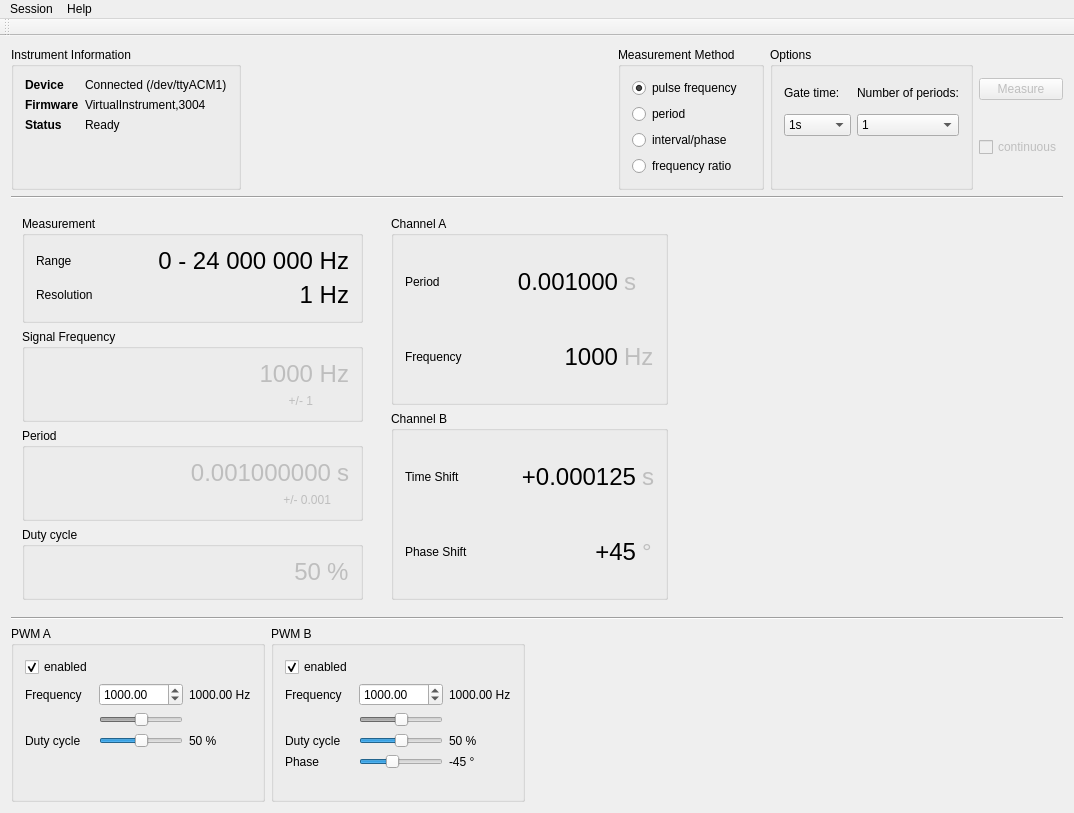
This is gui/mainwindow.ui in mcejp/virtual-counter as Qt 5 draws it before an edit. The edited form follows.
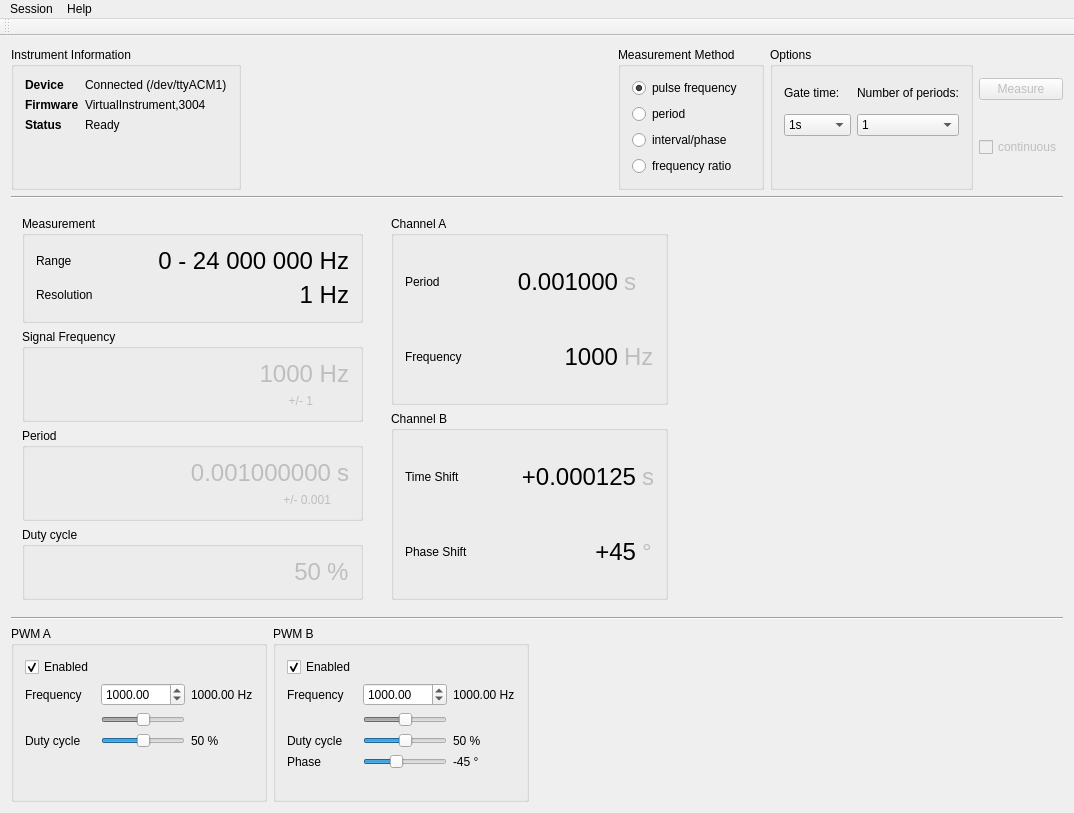
This is the edited form. Custom widgets are drawn as their Qt base class.

Patch:
```diff
--- a/gui/mainwindow.ui
+++ b/gui/mainwindow.ui
@@ -723,7 +723,7 @@
            <item row="0" column="0">
             <widget class="QCheckBox" name="pwmAEnabled">
              <property name="text">
-              <string>enabled</string>
+              <string>Enabled</string>
              </property>
              <property name="checked">
               <bool>true</bool>
@@ -893,7 +893,7 @@
            <item row="0" column="0">
             <widget class="QCheckBox" name="pwmBEnabled">
              <property name="text">
-              <string>enabled</string>
+              <string>Enabled</string>
              </property>
              <property name="checked">
               <bool>true</bool>
```
Left out of the diff: 2 changed lines with no effect on the pictures.
